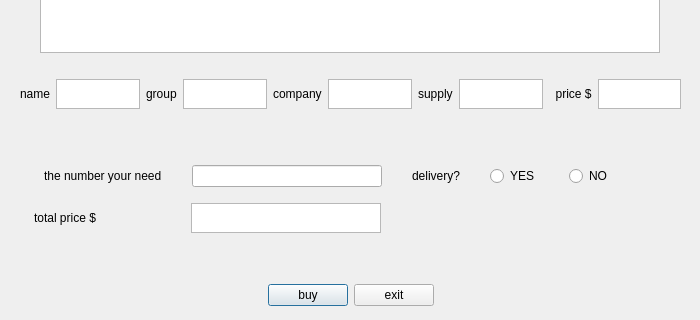
This is mbuy.ui in melika-ag8/finalfoof as Qt 5 draws it before an edit; both pictures show x 0 to 700 and y 280 to 600 of the 700 by 600 pixel window. The edited form follows.
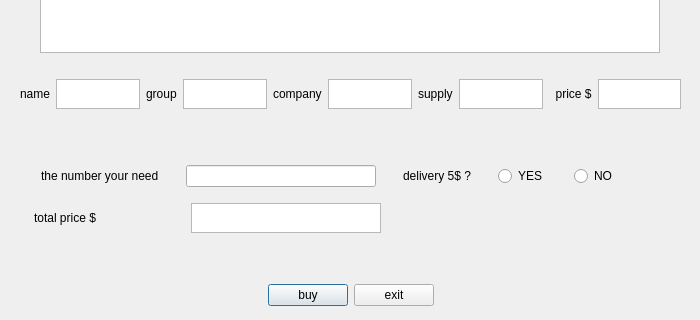
This is the edited form. Icons and pictures are not drawn.

The edit to the form file:
```diff
--- a/mbuy.ui
+++ b/mbuy.ui
@@ -468,7 +468,7 @@
          </sizepolicy>
         </property>
         <property name="text">
-         <string>delivery?</string>
+         <string>delivery 5$ ?</string>
         </property>
        </widget>
       </item>
```
